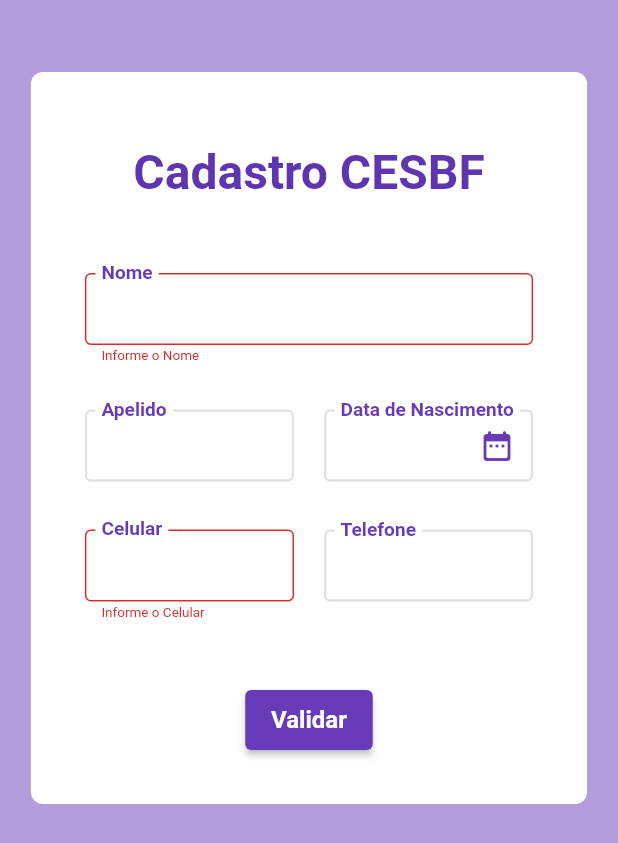
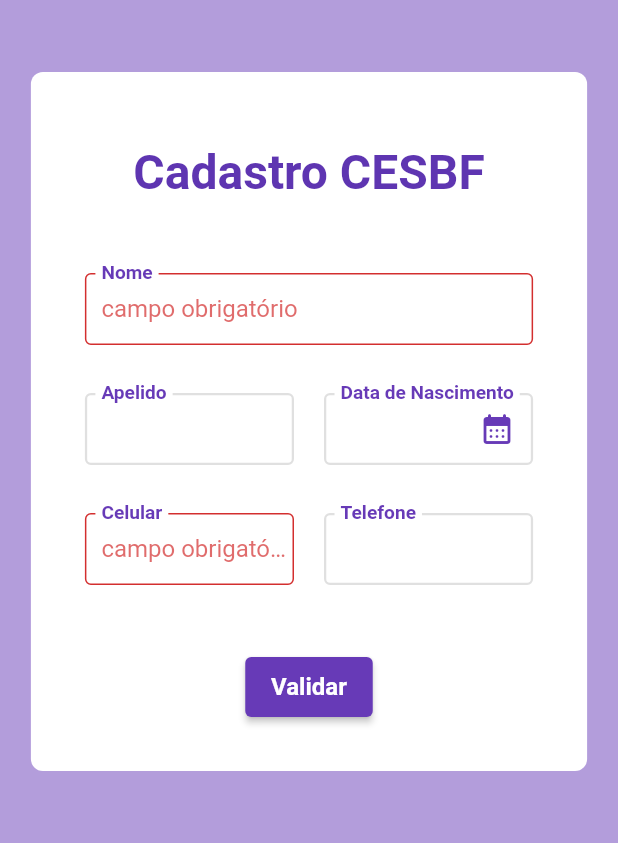
Before and after one commit to NEMJ/formulario, a Flutter app: the screen it shows after launch, after a tap on "Validar", on a phone screen of 412 x 824 dp. Shown: the top 843 px of the screen. Run offline on Flutter 3.47's test engine with Material 2 defaults, Android fonts, the phone set to English and light mode, and no system bars.

Commit message:
adjusted layout issues, added pick date function

```diff
--- a/lib/main.dart
+++ b/lib/main.dart
@@ -1,5 +1,6 @@
 import 'package:flutter/material.dart';
 import './pages/main_page.dart';
+import './pages/test_page.dart';
 
 void main() {
   runApp(const MyApp());
--- a/lib/pages/main_page.dart
+++ b/lib/pages/main_page.dart
@@ -34,6 +34,7 @@ class _MainPageState extends State<MainPage> {
               child: Form(
                 key: _formKey,
                 child: Column(
+                  mainAxisSize: MainAxisSize.min,
                   children: [
                     const Text(
                       'Cadastro CESBF',
@@ -45,7 +46,6 @@ class _MainPageState extends State<MainPage> {
                     ),
                     const SizedBox(height: 48),
                     TextFormFieldWidget(
-                      onChanged: (text) => Controllers.nameController.text = text,
                       label: 'Nome',
                       controller: Controllers.nameController,
                       validator: true,
@@ -66,7 +66,7 @@ class _MainPageState extends State<MainPage> {
                           child: TextFormFieldWidget(
                             controller: Controllers.dataNascimentoController,
                             label: 'Data de Nascimento',
-                            icon: Icons.date_range_rounded,
+                            date: true,
                           ),
                         ),
                       ],
--- a/lib/widgets/text_form_field_widget.dart
+++ b/lib/widgets/text_form_field_widget.dart
@@ -1,10 +1,11 @@
 import 'package:flutter/material.dart';
+import 'package:intl/intl.dart';
 
 class TextFormFieldWidget extends StatefulWidget {
   TextFormFieldWidget({
     this.validator,
     this.onChanged,
-    this.icon,
+    this.date,
     required this.label,
     required this.controller,
     super.key,
@@ -12,7 +13,7 @@ class TextFormFieldWidget extends StatefulWidget {
 
   bool? validator;
   Function(String)? onChanged;
-  IconData? icon;
+  bool? date;
   final String label;
   final TextEditingController controller;
 
@@ -21,24 +22,26 @@ class TextFormFieldWidget extends StatefulWidget {
 }
 
 class _TextFormFieldWidgetState extends State<TextFormFieldWidget> {
+
+  String hintText = '';
+
   @override
   Widget build(BuildContext context) {
     return TextFormField(
       onChanged: widget.onChanged,
+      controller: widget.controller,
       decoration: InputDecoration(
-        contentPadding: EdgeInsets.only(left: 11, right: 3, top: 14, bottom: 14),
-        errorStyle: TextStyle(fontSize: 9, height: 0.3),
-        suffixIcon: widget.icon != null
-          ? IconButton(
-            icon: Icon(
-              widget.icon,
-              color: Colors.deepPurple,
-            ),
-            onPressed: () {},
-          )
-          : null,
+        contentPadding: const EdgeInsets.only(left: 11, right: 3, top: 14, bottom: 14),
+        errorStyle: const TextStyle(fontSize: 0, height: -8),
         labelText: widget.label,
+        labelStyle: const TextStyle(
+          color: Colors.deepPurple,
+          fontSize: 17,
+          fontWeight: FontWeight.w600,
+        ),
         floatingLabelBehavior: FloatingLabelBehavior.always,
+        hintText: hintText,
+        hintStyle: const TextStyle(color: Color.fromARGB(180, 211, 47, 47)),
         border: const OutlineInputBorder(),
         enabledBorder: OutlineInputBorder(
           borderSide: BorderSide(
@@ -46,17 +49,39 @@ class _TextFormFieldWidgetState extends State<TextFormFieldWidget> {
             width: 1.5,
           ),
         ),
-        labelStyle: const TextStyle(
-          color: Colors.deepPurple,
-          fontSize: 17,
-          fontWeight: FontWeight.w600,
-        ),
-        // errorText: '',
+        suffixIcon: widget.date != null
+          ? IconButton(
+            icon: Icon(
+              Icons.calendar_month_rounded,
+              color: Colors.deepPurple,
+            ),
+            onPressed: (widget.date == true)
+            ? () async {
+              DateTime? datePicker = await showDatePicker(
+                context: context,
+                initialDate: DateTime.now(),
+                firstDate: DateTime(1920),
+                lastDate: DateTime(2120),
+                // locale: Locale('pt', 'BR'),
+              );
+
+              if(datePicker != null) {
+                setState(() {
+                  widget.controller.text = DateFormat('dd/MM/yyyy').format(datePicker);
+                });
+              }
+            }
+            : () {}
+          )
+          : null,
       ),
       validator: widget.validator == true
       ? (value) {
           if(value == null || value.isEmpty) {
-            return 'Informe o ${widget.label}';
+            setState(() => hintText = 'campo obrigatório');
+            return '';
+          } else {
+            setState(() => hintText = '');
           }
         }
       : null
--- a/pubspec.yaml
+++ b/pubspec.yaml
@@ -35,6 +35,7 @@ dependencies:
   # The following adds the Cupertino Icons font to your application.
   # Use with the CupertinoIcons class for iOS style icons.
   cupertino_icons: ^1.0.2
+  intl: ^0.18.1
 
 dev_dependencies:
   flutter_test:
```
Also changed, not shown: lib/pages/test_page.dart (added, +73 -0 lines), pubspec.lock.
